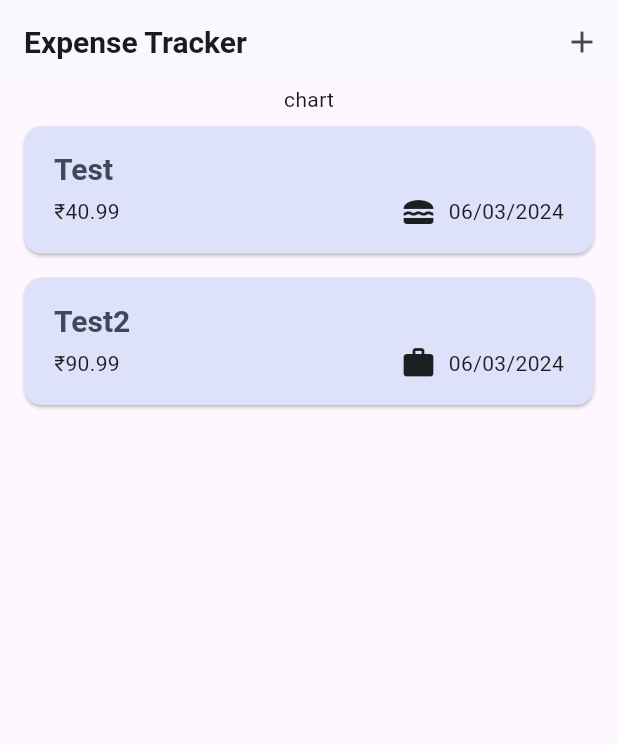
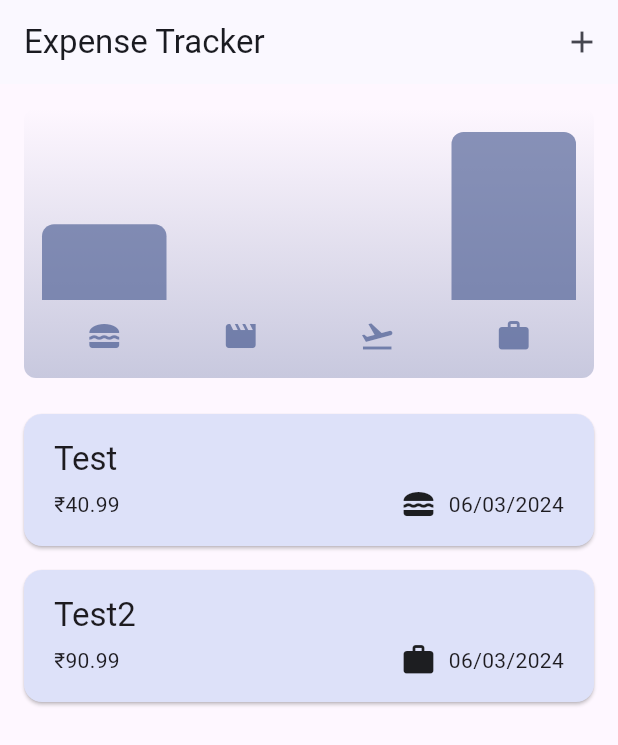
Before and after one commit to ammar01996/expense_tracker, a Flutter app: the screen it shows after launch, on a phone screen of 412 x 824 dp. Shown: the top 745 px of the screen. Run offline on Flutter 3.47's test engine with Material 3 defaults, Android fonts, the phone set to English and light mode, and no system bars.

Commit message:
final project

```diff
--- a/lib/main.dart
+++ b/lib/main.dart
@@ -2,14 +2,42 @@ import 'package:flutter/material.dart';
 
 import 'package:expense_tracker/widgets/expenses.dart';
 
-var kColorScheme =
-    ColorScheme.fromSeed(seedColor: Color.fromARGB(255, 192, 205, 252));
+var kColorScheme = ColorScheme.fromSeed(
+  seedColor: const Color.fromARGB(255, 192, 205, 252),
+);
+
+var kDarkColorScheme = ColorScheme.fromSeed(
+    brightness: Brightness.dark,
+    seedColor: const Color.fromARGB(255, 30, 70, 81));
 
 void main() {
   runApp(
     MaterialApp(
       debugShowCheckedModeBanner: false,
       home: const Expenses(),
+      darkTheme: ThemeData.dark().copyWith(
+        colorScheme: kDarkColorScheme,
+        cardTheme: const CardTheme().copyWith(
+          color: kDarkColorScheme.secondaryContainer,
+          margin: const EdgeInsets.symmetric(horizontal: 16, vertical: 8),
+        ),
+        elevatedButtonTheme: ElevatedButtonThemeData(
+          style: ElevatedButton.styleFrom(
+              backgroundColor: kDarkColorScheme.primary,
+              foregroundColor: kDarkColorScheme.onPrimary),
+        ),
+        // textTheme: ThemeData().textTheme.copyWith(
+        //       titleLarge: TextStyle(
+        //         fontWeight: FontWeight.bold,
+        //         fontSize: 20,
+        //         color: kDarkColorScheme.onSecondaryContainer,
+        //       ),
+        //     ),
+        dropdownMenuTheme: DropdownMenuThemeData(
+          textStyle:
+              const TextStyle().copyWith(color: kDarkColorScheme.onPrimary),
+        ),
+      ),
       theme: ThemeData().copyWith(
         colorScheme: kColorScheme,
         //   appBarTheme: AppBarTheme(
@@ -25,12 +53,12 @@ void main() {
               backgroundColor: kColorScheme.primary,
               foregroundColor: kColorScheme.onPrimary),
         ),
-        textTheme: ThemeData().textTheme.copyWith(
-              titleLarge: TextStyle(
-                  fontWeight: FontWeight.bold,
-                  fontSize: 20,
-                  color: kColorScheme.onSecondaryContainer),
-            ),
+        // textTheme: ThemeData().textTheme.copyWith(
+        //       titleLarge: TextStyle(
+        //           fontWeight: FontWeight.bold,
+        //           fontSize: 20,
+        //           color: kColorScheme.onSecondaryContainer),
+        //     ),
       ),
     ),
   );
--- a/lib/models/expense.dart
+++ b/lib/models/expense.dart
@@ -33,3 +33,22 @@ class Expense {
     return formatter.format(date);
   }
 }
+
+class ExpenseBucket {
+  const ExpenseBucket({required this.category, required this.expenses});
+  final Category category;
+  final List<Expense> expenses;
+
+  ExpenseBucket.forCategory(List<Expense> allExpenses, this.category)
+      : expenses = allExpenses
+            .where((expense) => expense.category == category)
+            .toList();
+
+  double get totalExpenses {
+    double sum = 0;
+    for (final expense in expenses) {
+      sum += expense.amount;
+    }
+    return sum;
+  }
+}
--- /dev/null
+++ b/lib/widgets/chart/chart.dart
@@ -0,0 +1,95 @@
+import 'package:flutter/material.dart';
+
+import 'package:expense_tracker/widgets/chart/chart_bar.dart';
+import 'package:expense_tracker/models/expense.dart';
+
+class Chart extends StatelessWidget {
+  const Chart({super.key, required this.expenses});
+
+  final List<Expense> expenses;
+
+  List<ExpenseBucket> get buckets {
+    return [
+      ExpenseBucket.forCategory(expenses, Category.food),
+      ExpenseBucket.forCategory(expenses, Category.leisure),
+      ExpenseBucket.forCategory(expenses, Category.travel),
+      ExpenseBucket.forCategory(expenses, Category.work),
+    ];
+  }
+
+  double get maxTotalExpense {
+    double maxTotalExpense = 0;
+
+    for (final bucket in buckets) {
+      if (bucket.totalExpenses > maxTotalExpense) {
+        maxTotalExpense = bucket.totalExpenses;
+      }
+    }
+
+    return maxTotalExpense;
+  }
+
+  @override
+  Widget build(BuildContext context) {
+    final isDarkMode =
+        MediaQuery.of(context).platformBrightness == Brightness.dark;
+    return Container(
+      margin: const EdgeInsets.all(16),
+      padding: const EdgeInsets.symmetric(
+        vertical: 16,
+        horizontal: 8,
+      ),
+      width: double.infinity,
+      height: 180,
+      decoration: BoxDecoration(
+        borderRadius: BorderRadius.circular(8),
+        gradient: LinearGradient(
+          colors: [
+            Theme.of(context).colorScheme.primary.withOpacity(0.3),
+            Theme.of(context).colorScheme.primary.withOpacity(0.0)
+          ],
+          begin: Alignment.bottomCenter,
+          end: Alignment.topCenter,
+        ),
+      ),
+      child: Column(
+        children: [
+          Expanded(
+            child: Row(
+              crossAxisAlignment: CrossAxisAlignment.end,
+              children: [
+                for (final bucket in buckets) // alternative to map()
+                  ChartBar(
+                    fill: bucket.totalExpenses == 0
+                        ? 0
+                        : bucket.totalExpenses / maxTotalExpense,
+                  )
+              ],
+            ),
+          ),
+          const SizedBox(height: 12),
+          Row(
+            children: buckets
+                .map(
+                  (bucket) => Expanded(
+                    child: Padding(
+                      padding: const EdgeInsets.symmetric(horizontal: 4),
+                      child: Icon(
+                        categoryIcons[bucket.category],
+                        color: isDarkMode
+                            ? Theme.of(context).colorScheme.secondary
+                            : Theme.of(context)
+                                .colorScheme
+                                .primary
+                                .withOpacity(0.7),
+                      ),
+                    ),
+                  ),
+                )
+                .toList(),
+          )
+        ],
+      ),
+    );
+  }
+}
--- /dev/null
+++ b/lib/widgets/chart/chart_bar.dart
@@ -0,0 +1,34 @@
+import 'package:flutter/material.dart';
+
+class ChartBar extends StatelessWidget {
+  const ChartBar({
+    super.key,
+    required this.fill,
+  });
+
+  final double fill;
+
+  @override
+  Widget build(BuildContext context) {
+    final isDarkMode =
+        MediaQuery.of(context).platformBrightness == Brightness.dark;
+    return Expanded(
+      child: Padding(
+        padding: const EdgeInsets.symmetric(horizontal: 4),
+        child: FractionallySizedBox(
+          heightFactor: fill,
+          child: DecoratedBox(
+            decoration: BoxDecoration(
+              shape: BoxShape.rectangle,
+              borderRadius:
+                  const BorderRadius.vertical(top: Radius.circular(8)),
+              color: isDarkMode
+                  ? Theme.of(context).colorScheme.secondary
+                  : Theme.of(context).colorScheme.primary.withOpacity(0.65),
+            ),
+          ),
+        ),
+      ),
+    );
+  }
+}
--- a/lib/widgets/expenses.dart
+++ b/lib/widgets/expenses.dart
@@ -1,7 +1,8 @@
-import 'package:expense_tracker/widgets/new_expense.dart';
 import 'package:flutter/material.dart';
 
 import 'package:expense_tracker/widgets/expenses_list/expenses_list.dart';
+import 'package:expense_tracker/widgets/chart/chart.dart';
+import 'package:expense_tracker/widgets/new_expense.dart';
 import 'package:expense_tracker/models/expense.dart';
 
 class Expenses extends StatefulWidget {
@@ -85,7 +86,7 @@ class _ExpensesState extends State<Expenses> {
       ),
       body: Column(
         children: [
-          const Text('chart'),
+          Chart(expenses: _registeredExpenses),
           Expanded(child: mainContent),
         ],
       ),
--- a/lib/widgets/expenses_list/expenses_list.dart
+++ b/lib/widgets/expenses_list/expenses_list.dart
@@ -17,7 +17,10 @@ class ExpensesList extends StatelessWidget {
         background: Container(
           color: Theme.of(context).colorScheme.error,
           margin: EdgeInsets.symmetric(
-              horizontal: Theme.of(context).cardTheme.margin!.horizontal),
+            horizontal: Theme.of(context).cardTheme.margin != null
+                ? Theme.of(context).cardTheme.margin!.horizontal
+                : 16,
+          ),
         ),
         onDismissed: (direction) {
           onRemoveExpense(expenses[index]);
```
